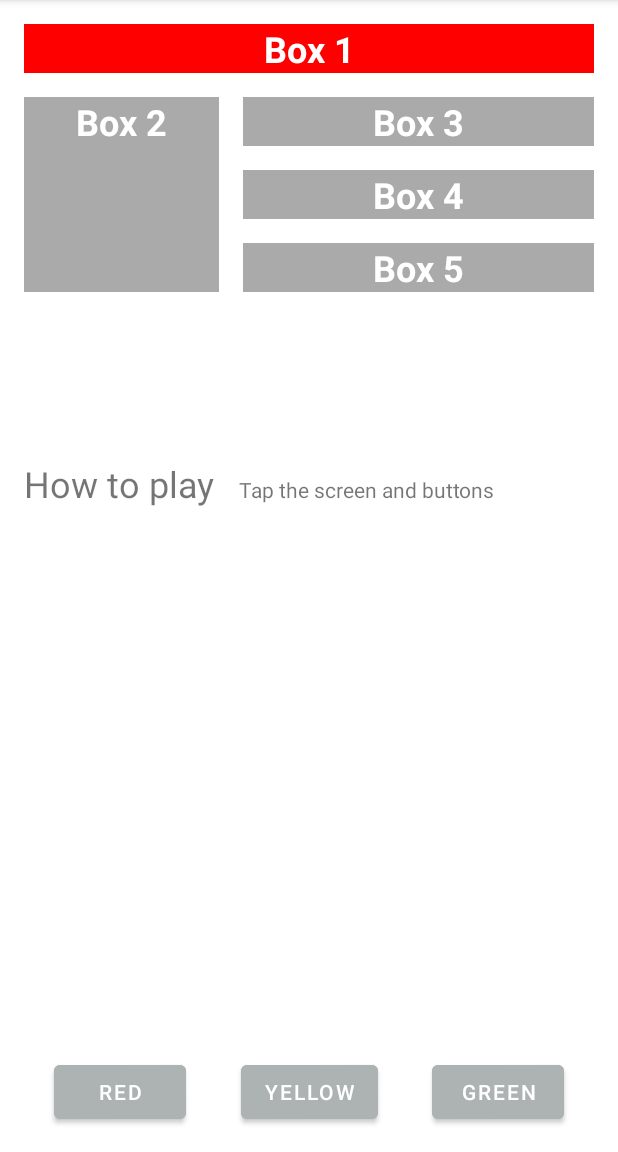
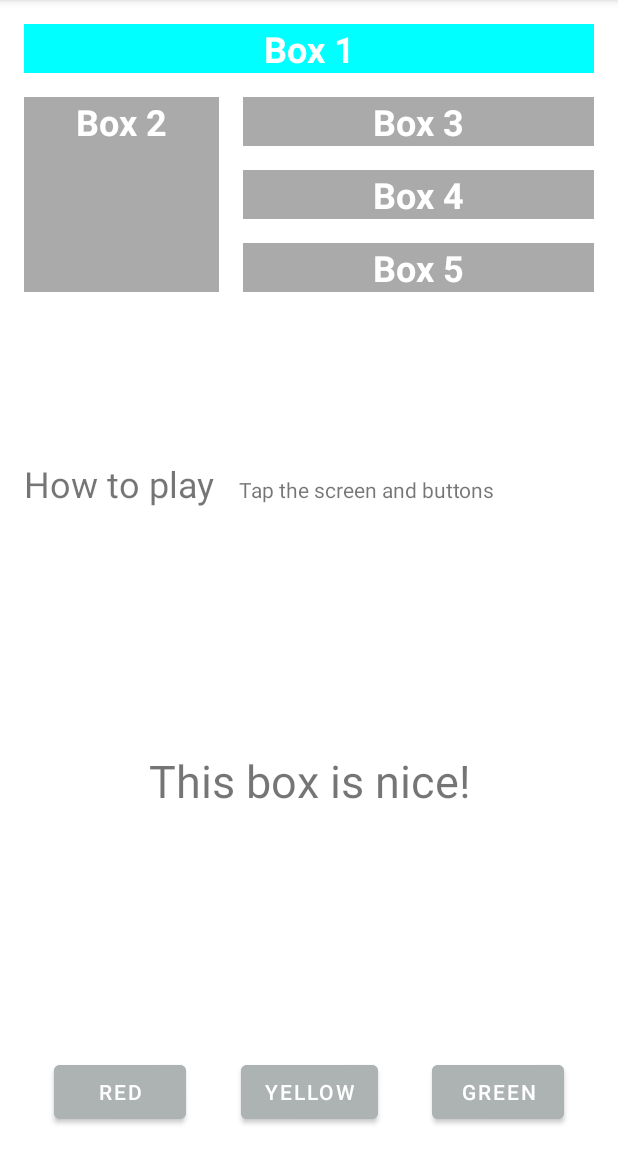
Before and after one commit to LiviaCarv/Color-My-Views, an Android app: the screen it shows after launch (MainActivity), after a tap on "Box 1", on a phone screen of 412 x 824 dp, the part 84-1236 px from its top. Run offline under Robolectric (Android 15) with nearby library versions, the phone set to English and light mode, and no system bars; Roboto replaces fonts that are not available here.

Commit message:
adding a new text for the user, and method setTextToUser

```diff
--- a/app/src/main/java/com/example/colormyviews/MainActivity.kt
+++ b/app/src/main/java/com/example/colormyviews/MainActivity.kt
@@ -5,51 +5,70 @@ import androidx.appcompat.app.AppCompatActivity
 import android.os.Bundle
 import android.view.View
 import android.widget.Button
+import android.widget.TextView
 import androidx.core.content.ContextCompat
 import kotlinx.android.synthetic.main.activity_main.*
 
 class MainActivity : AppCompatActivity() {
+    lateinit var text: TextView
+
     override fun onCreate(savedInstanceState: Bundle?) {
         super.onCreate(savedInstanceState)
         setContentView(R.layout.activity_main)
+        text = findViewById(R.id.txt_text)
         setListeners()
     }
 
     private fun setListeners() {
         val clickableViews: List<View> = listOf(txt_box_one,txt_box_two,txt_box_three,
-            txt_box_four,txt_box_five,constraintLayout,btn_green,btn_red,btn_yellow)
+            txt_box_four,txt_box_five,txt_phrase,btn_green,btn_red,btn_yellow)
         for (view in clickableViews){
             if (view is Button) {
                 view.setOnClickListener { colorAllViews(it,clickableViews) }
             } else {
                 view.setOnClickListener{ makeItColored(it) }
             }
+        }
 
-        }
     }
 
     private fun colorAllViews(view: View, viewsList: List<View> ) {
         when(view.id) {
             R.id.btn_green -> viewsList.forEach{
-                it.setBackgroundColor(ContextCompat.getColor(this,R.color.btn_green))
+                it.setBackgroundColor(ContextCompat.getColor(this,R.color.btn_green)) }
+            R.id.btn_red -> viewsList.forEach {
+                it.setBackgroundColor(ContextCompat.getColor(this,R.color.btn_red)) }
+            R.id.btn_yellow -> viewsList.forEach {
+                it.setBackgroundColor(ContextCompat.getColor(this,R.color.btn_yellow)) }
+        }
+        setTextToUser(view)
+    }
+
+    private fun setTextToUser(view: View) {
+        var phraseId = R.string.give_me_some_collors
+        if (view is Button) {
+            when(view.id) {
+                R.id.btn_green -> phraseId = R.string.love_green
+                R.id.btn_red -> phraseId = R.string.love_red
+                R.id.btn_yellow -> phraseId = R.string.love_yellow
             }
-            R.id.btn_red -> viewsList.forEach {
-                it.setBackgroundColor(ContextCompat.getColor(this,R.color.btn_red))
-            }
-            R.id.btn_yellow -> viewsList.forEach {
-                it.setBackgroundColor(ContextCompat.getColor(this,R.color.btn_yellow))
-            }
+        } else if (view is TextView) {
+            phraseId = R.string.nice_box
+        } else  {
+            phraseId = R.string.nice_background
         }
+        text.setText(phraseId)
     }
 
     private fun makeItColored(view: View) {
         when(view.id) {
-            R.id.txt_box_one -> view.setBackgroundColor(Color.RED)
+            R.id.txt_box_one -> view.setBackgroundColor(Color.CYAN)
             R.id.txt_box_two -> view.setBackgroundColor(Color.BLUE)
             R.id.txt_box_three -> view.setBackgroundColor(Color.GREEN)
             R.id.txt_box_four -> view.setBackgroundColor(ContextCompat.getColor(this, android.R.color.holo_green_light))
             R.id.txt_box_five -> view.setBackgroundColor(ContextCompat.getColor(this, android.R.color.holo_green_dark))
-            else -> view.setBackgroundColor(Color.LTGRAY)
+            else -> view.setBackgroundColor(ContextCompat.getColor(this, R.color.background))
         }
+        setTextToUser(view)
     }
 }
--- a/app/src/main/res/layout/activity_main.xml
+++ b/app/src/main/res/layout/activity_main.xml
@@ -2,7 +2,7 @@
 <androidx.constraintlayout.widget.ConstraintLayout xmlns:android="http://schemas.android.com/apk/res/android"
     xmlns:app="http://schemas.android.com/apk/res-auto"
     xmlns:tools="http://schemas.android.com/tools"
-    android:id="@+id/constraintLayout"
+    android:id="@+id/txt_phrase"
     android:layout_width="match_parent"
     android:layout_height="match_parent"
     tools:context=".MainActivity">
@@ -135,4 +135,16 @@
         app:layout_constraintEnd_toEndOf="parent"
         app:layout_constraintStart_toEndOf="@+id/btn_yellow" />
 
+    <TextView
+        android:id="@+id/txt_text"
+        android:layout_width="wrap_content"
+        android:layout_height="wrap_content"
+        android:text="@string/give_me_some_collors"
+        android:textSize="30sp"
+        android:textAlignment="center"
+        app:layout_constraintBottom_toTopOf="@+id/btn_yellow"
+        app:layout_constraintEnd_toEndOf="parent"
+        app:layout_constraintStart_toStartOf="parent"
+        app:layout_constraintTop_toBottomOf="@+id/txt_info" />
+
 </androidx.constraintlayout.widget.ConstraintLayout>
--- a/app/src/main/res/values/colors.xml
+++ b/app/src/main/res/values/colors.xml
@@ -11,5 +11,5 @@
     <color name="btn_green">#12C700</color>
     <color name="btn_red">#E54304</color>
     <color name="btn_yellow">#FFC107</color>
-
+    <color name="background">#ED983E</color>
 </resources>
--- a/app/src/main/res/values/strings.xml
+++ b/app/src/main/res/values/strings.xml
@@ -10,4 +10,12 @@
     <string name="button_green">Green</string>
     <string name="how_to_play">How to play</string>
     <string name="tap_boxes_and_buttons">Tap the screen and buttons</string>
+    <string name="love_green">I love Green!</string>
+    <string name="love_red">I love Red!</string>
+    <string name="love_yellow">I love Yellow!</string>
+    <string name="nice_background">This background color looks fire!</string>
+    <string name="nice_box">This box is nice!</string>
+    <string name="give_me_some_collors">Give me some collors.</string>
+
+
 </resources>
```
